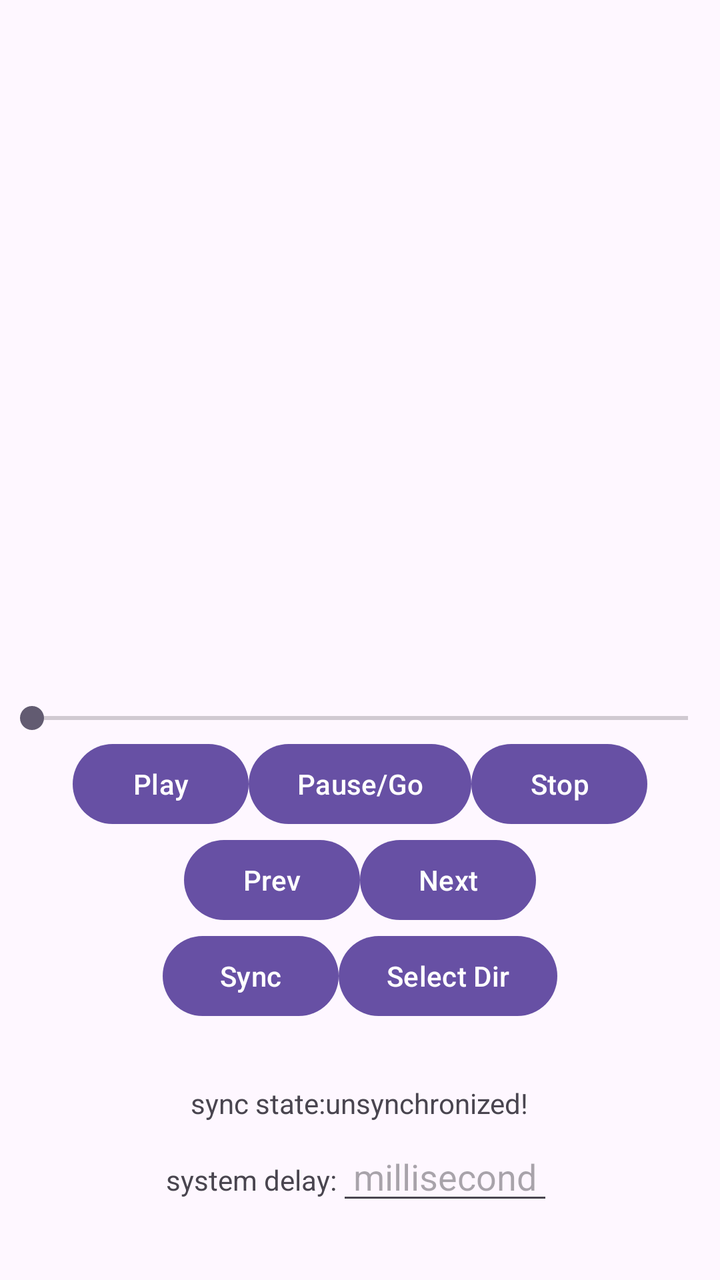
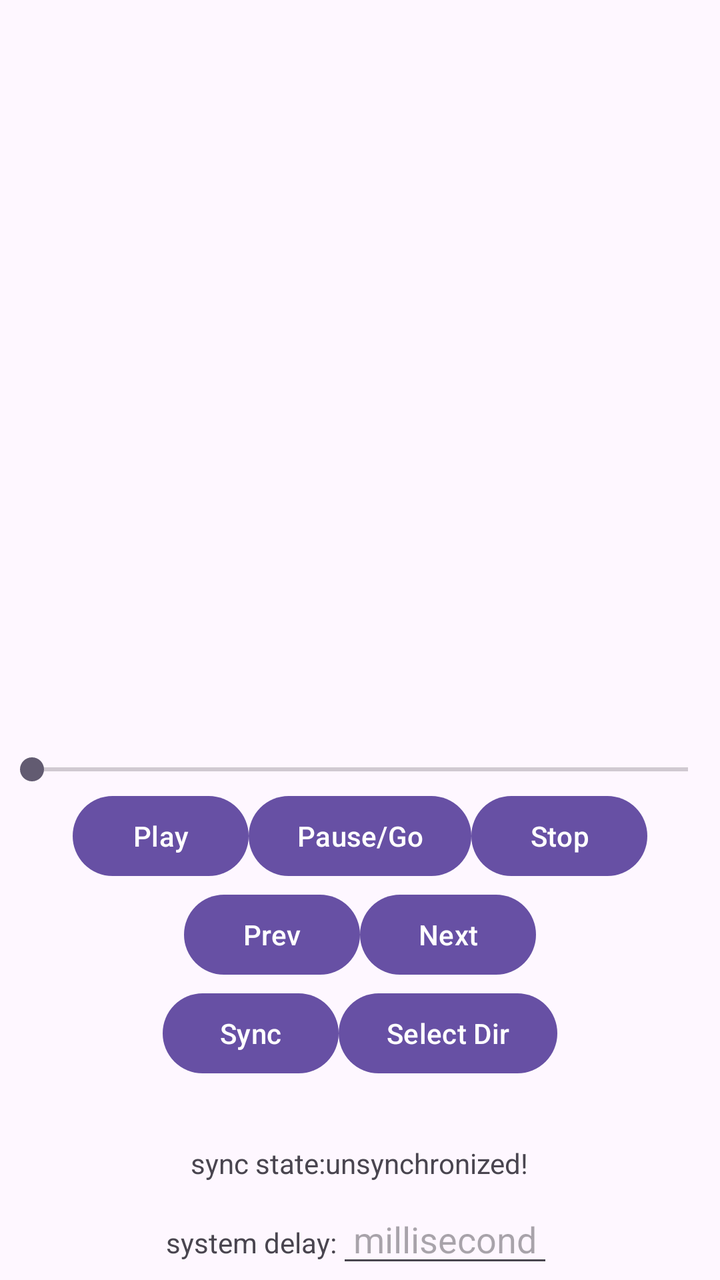

The first picture is an Android layout as it rendered before a commit; the second is the same layout after the commit. The layout source and the unified diff follow.
<!-- AndroidManifest.xml: application theme Theme.VividStereo -->
<!-- res/layout/activity_main.xml -->
<?xml version="1.0" encoding="utf-8"?>
<LinearLayout xmlns:android="http://schemas.android.com/apk/res/android"
    xmlns:tools="http://schemas.android.com/tools"
    android:id="@+id/container"
    android:layout_width="match_parent"
    android:layout_height="match_parent"
    android:orientation="vertical"
    tools:context="com.example.vividstereo.MainActivity"
    tools:ignore="MergeRootFrame" >
    <ListView
        android:id="@+id/listView"
        android:layout_width="fill_parent"
        android:layout_height="350dp" >
    </ListView>

    <SeekBar
        android:id="@+id/seekbar"
        android:layout_width="fill_parent"
        android:layout_height="wrap_content" />

    <LinearLayout
        android:layout_width="fill_parent"
        android:layout_height="wrap_content"
        android:orientation="horizontal"
        android:gravity="center_horizontal" >
        <Button
            android:id="@+id/play"
            android:layout_width="wrap_content"
            android:layout_height="wrap_content"
            android:text="Play" />
        <Button
            android:id="@+id/pause"
            android:layout_width="wrap_content"
            android:layout_height="wrap_content"
            android:text="Pause/Go" />
        <Button
            android:id="@+id/stop"
            android:layout_width="wrap_content"
            android:layout_height="wrap_content"
            android:text="Stop" />


    </LinearLayout>

    <LinearLayout
        android:layout_width="fill_parent"
        android:layout_height="wrap_content"
        android:orientation="horizontal"
        android:gravity="center_horizontal" >
        <Button
            android:id="@+id/prev"
            android:layout_width="wrap_content"
            android:layout_height="wrap_content"
            android:text="Prev" />
        <Button
            android:id="@+id/next"
            android:layout_width="wrap_content"
            android:layout_height="wrap_content"
            android:text="Next" />
    </LinearLayout>

    <LinearLayout
        android:layout_width="fill_parent"
        android:layout_height="wrap_content"
        android:orientation="horizontal"
        android:gravity="center_horizontal" >
        <Button
            android:id="@+id/sync"
            android:layout_width="wrap_content"
            android:layout_height="wrap_content"
            android:text="Sync" />
        <Button
            android:id="@+id/select_dir"
            android:layout_width="wrap_content"
            android:layout_height="wrap_content"
            android:text="Select Dir"/>
    </LinearLayout>

    <LinearLayout
        android:layout_width="fill_parent"
        android:layout_height="wrap_content"
        android:orientation="horizontal"
        android:gravity="center_horizontal" >
        <TextView
            android:id="@+id/sync_state"
            android:layout_width="wrap_content"
            android:layout_height="wrap_content"
            android:layout_marginTop="30dp"
            android:text="sync state:unsynchronized!" />

    </LinearLayout>

    <LinearLayout
        android:layout_width="fill_parent"
        android:layout_height="wrap_content"
        android:orientation="horizontal"
        android:gravity="center_horizontal" >
        <TextView
            android:id="@+id/text_view"
            android:layout_width="wrap_content"
            android:layout_height="wrap_content"
            android:layout_marginTop="5dp"
            android:text="system delay:" />

        <EditText
            android:id="@+id/system_dalay"
            android:layout_width="wrap_content"
            android:layout_height="wrap_content"
            android:layout_marginTop="5dp"
            android:hint=" millisecond "
            android:maxLines="1"
            android:inputType="number"
            />

    </LinearLayout>

</LinearLayout>
<!-- resources referenced by this layout -->
<resources>
  <style name="Theme.VividStereo" parent="Base.Theme.VividStereo" />
  <style name="Base.Theme.VividStereo" parent="Theme.Material3.DayNight.NoActionBar">
          
          
      </style>
</resources>

<!-- the commit's change to res/layout/activity_main.xml (unified diff, before → after) -->
@@ -10,19 +10,22 @@
     <ListView
         android:id="@+id/listView"
         android:layout_width="fill_parent"
-        android:layout_height="350dp" >
+        android:layout_height="350dp"
+        android:layout_weight="20">
     </ListView>
 
     <SeekBar
         android:id="@+id/seekbar"
         android:layout_width="fill_parent"
-        android:layout_height="wrap_content" />
+        android:layout_height="wrap_content"
+        android:layout_weight="0.5"/>
 
     <LinearLayout
         android:layout_width="fill_parent"
         android:layout_height="wrap_content"
         android:orientation="horizontal"
-        android:gravity="center_horizontal" >
+        android:gravity="center_horizontal"
+        android:layout_weight="1">
         <Button
             android:id="@+id/play"
             android:layout_width="wrap_content"
@@ -46,7 +49,8 @@
         android:layout_width="fill_parent"
         android:layout_height="wrap_content"
         android:orientation="horizontal"
-        android:gravity="center_horizontal" >
+        android:gravity="center_horizontal"
+        android:layout_weight="1">
         <Button
             android:id="@+id/prev"
             android:layout_width="wrap_content"
@@ -63,7 +67,8 @@
         android:layout_width="fill_parent"
         android:layout_height="wrap_content"
         android:orientation="horizontal"
-        android:gravity="center_horizontal" >
+        android:gravity="center_horizontal"
+        android:layout_weight="1">
         <Button
             android:id="@+id/sync"
             android:layout_width="wrap_content"
@@ -80,7 +85,8 @@
         android:layout_width="fill_parent"
         android:layout_height="wrap_content"
         android:orientation="horizontal"
-        android:gravity="center_horizontal" >
+        android:gravity="center_horizontal"
+        android:layout_weight="1">
         <TextView
             android:id="@+id/sync_state"
             android:layout_width="wrap_content"
@@ -94,7 +100,8 @@
         android:layout_width="fill_parent"
         android:layout_height="wrap_content"
         android:orientation="horizontal"
-        android:gravity="center_horizontal" >
+        android:gravity="center_horizontal"
+        android:layout_weight="1">
         <TextView
             android:id="@+id/text_view"
             android:layout_width="wrap_content"
